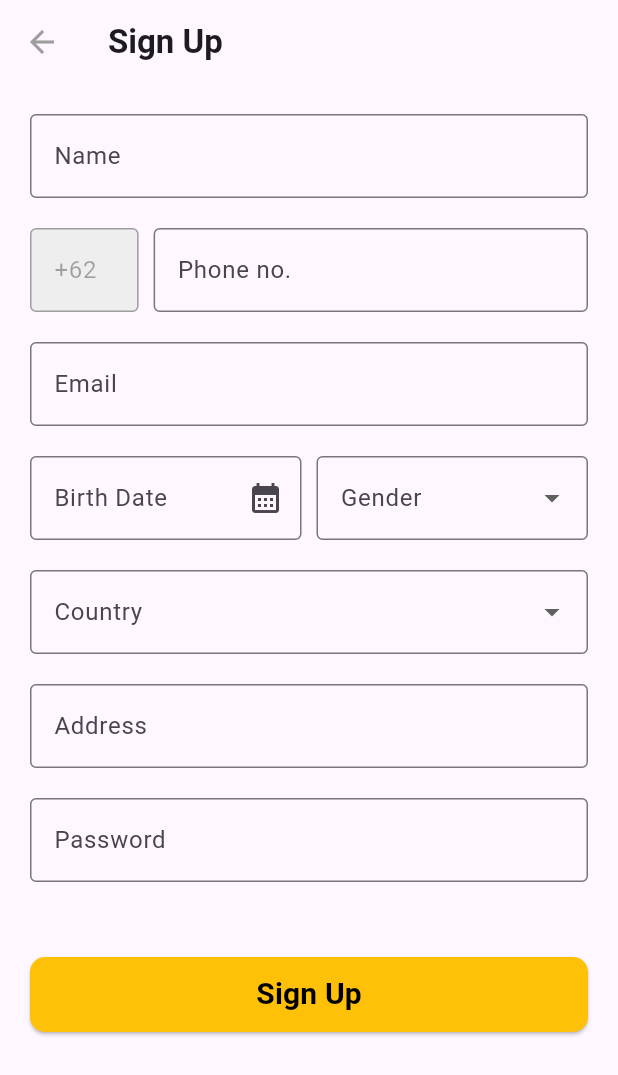
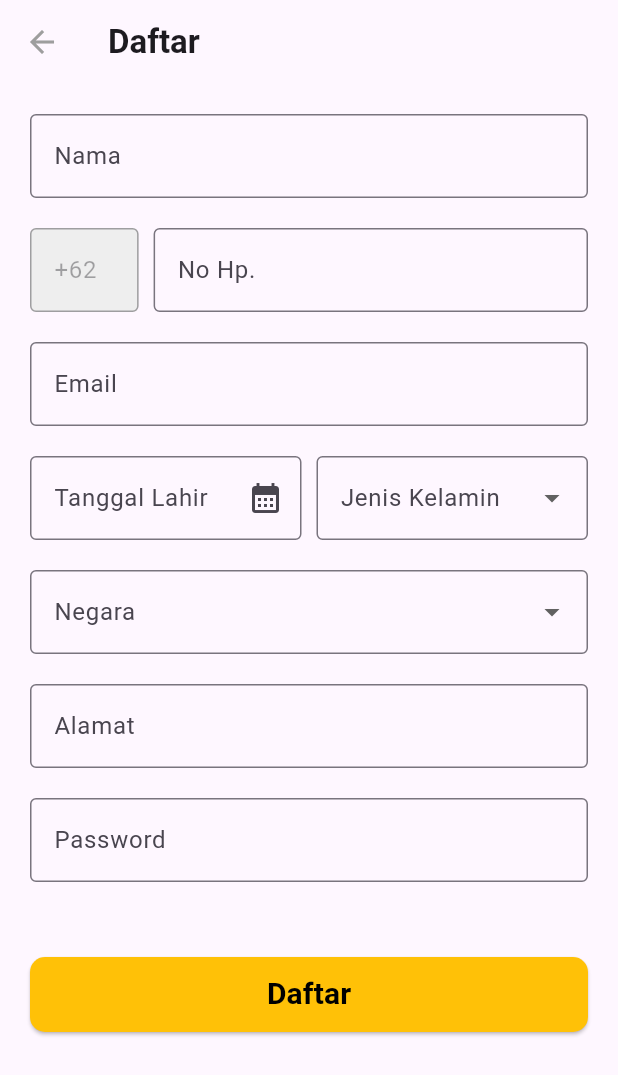
Before and after one commit to asayahandatgr/Sanggar-Bale-Bambu, a Flutter app: the SignUpScreen screen opened directly, on a phone screen of 412 x 824 dp. Shown: the top 1075 px of the screen. Run offline on Flutter 3.47's test engine with Material 3 defaults, Android fonts, the light colour scheme and no system bars; our stand-ins replace shared_preferences; accounts and stored records are empty.

Commit message:
revisian pt2

```diff
--- a/lib/presentation/screen/begin_screen.dart
+++ b/lib/presentation/screen/begin_screen.dart
@@ -49,7 +49,7 @@ class BeginScreen extends StatelessWidget {
                     shadowColor: Colors.grey.withOpacity(0.5),
                   ),
                   child: const Text(
-                    'Sign Up',
+                    'Daftar',
                     style: TextStyle(color: Colors.black),
                   ),
                 ),
@@ -57,7 +57,7 @@ class BeginScreen extends StatelessWidget {
                 RichText(
                   textAlign: TextAlign.center,
                   text: TextSpan(
-                    text: 'Have an account? ',
+                    text: 'Sudah memiliki akun? ',
                     style: const TextStyle(
                       color: Colors.black,
                       fontSize: 16,
--- a/lib/presentation/screen/detail_item_screen.dart
+++ b/lib/presentation/screen/detail_item_screen.dart
@@ -85,7 +85,7 @@ class DetailItemScreen extends StatelessWidget {
                           style: TextStyle(fontSize: 18),
                         ),
                         Text(
-                          'See Review',
+                          'Lihat Ulasan',
                           style: TextStyle(
                             color: Theme.of(context).primaryColor,
                           ),
@@ -101,7 +101,7 @@ class DetailItemScreen extends StatelessWidget {
                     ),
                     const SizedBox(height: 50),
                     const Text(
-                      'Booking',
+                      'Pemesanan',
                       style: TextStyle(
                         fontSize: 26,
                         fontWeight: FontWeight.bold,
--- a/lib/presentation/screen/edit_profile_screen.dart
+++ b/lib/presentation/screen/edit_profile_screen.dart
@@ -84,12 +84,12 @@ class _EditProfileScreenState extends State<EditProfileScreen> {
                             keyboardType: TextInputType.name,
                             textInputAction: TextInputAction.next,
                             decoration: const InputDecoration(
-                              labelText: 'Name',
+                              labelText: 'Nama',
                               border: OutlineInputBorder(),
                             ),
                             validator: (value) {
                               if (value!.isEmpty) {
-                                return 'Name is required';
+                                return 'Name harus di isi!';
                               }
                               return null;
                             },
@@ -105,7 +105,7 @@ class _EditProfileScreenState extends State<EditProfileScreen> {
                             ),
                             validator: (value) {
                               if (value!.isEmpty) {
-                                return 'Email is required';
+                                return 'Email harus di isi !';
                               }
                               return null;
                             },
@@ -121,7 +121,7 @@ class _EditProfileScreenState extends State<EditProfileScreen> {
                             ),
                             validator: (value) {
                               if (value!.isEmpty) {
-                                return 'Password is required';
+                                return 'Password harus di isi!';
                               }
                               return null;
                             },
@@ -130,12 +130,12 @@ class _EditProfileScreenState extends State<EditProfileScreen> {
                           TextFormField(
                             controller: _dateController,
                             decoration: const InputDecoration(
-                              labelText: 'Date of Birth',
+                              labelText: 'Tanggal Lahir',
                               border: OutlineInputBorder(),
                             ),
                             validator: (value) {
                               if (value!.isEmpty) {
-                                return 'Date is required';
+                                return 'Tanggal Lahir harus di isi!';
                               }
                               return null;
                             },
@@ -147,12 +147,12 @@ class _EditProfileScreenState extends State<EditProfileScreen> {
                             controller: _countryController,
                             focusNode: _countryFocusNode,
                             decoration: const InputDecoration(
-                              labelText: 'Country/Region',
+                              labelText: 'Negara/Wilayah',
                               border: OutlineInputBorder(),
                             ),
                             validator: (value) {
                               if (value!.isEmpty) {
-                                return 'Country is required';
+                                return 'Negara harus di isi!';
                               }
                               return null;
                             },
@@ -183,14 +183,14 @@ class _EditProfileScreenState extends State<EditProfileScreen> {
                                 ScaffoldMessenger.of(context).showSnackBar(
                                   SnackBar(
                                     content:
-                                        Text('Please fill the required fields'),
+                                        Text('Silakan isi kolom yang diperlukan'),
                                     duration: Duration(seconds: 2),
                                   ),
                                 );
                               }
                             },
                             child: Text(
-                              'Save Change',
+                              'Simpan Perubahan',
                               style: TextStyle(color: Colors.white),
                             ),
                           ),
@@ -237,7 +237,7 @@ class _EditProfileScreenState extends State<EditProfileScreen> {
 
     ScaffoldMessenger.of(context).showSnackBar(
       SnackBar(
-        content: Text('Form submitted successfully!'),
+        content: Text('Formulir berhasil dikirim!'),
         duration: Duration(seconds: 2),
       ),
     );
--- a/lib/presentation/screen/login_screen.dart
+++ b/lib/presentation/screen/login_screen.dart
@@ -80,7 +80,7 @@ class LoginScreen extends StatelessWidget {
                 ),
                 child: const Center(
                   child: Text(
-                    'Sign In',
+                    'Masuk',
                     style: TextStyle(
                       fontSize: 20,
                       fontWeight: FontWeight.bold,
@@ -91,7 +91,7 @@ class LoginScreen extends StatelessWidget {
               ),
               const SizedBox(height: 30),
               const Text(
-                'Or continue with',
+                'Atau lanjutkan dengan',
                 style: TextStyle(fontSize: 20),
                 textAlign: TextAlign.center,
               ),
@@ -108,14 +108,14 @@ class LoginScreen extends StatelessWidget {
               RichText(
                 textAlign: TextAlign.center,
                 text: TextSpan(
-                  text: 'Don\'t have an account? ',
+                  text: 'Belum memiliki Akun?',
                   style: const TextStyle(
                     color: Colors.black,
                     fontSize: 16,
                   ),
                   children: [
                     TextSpan(
-                      text: 'SignUp',
+                      text: 'Daftar',
                       style: const TextStyle(
                         color: Colors.blue,
                         fontWeight: FontWeight.bold,
--- a/lib/presentation/screen/profile_screen.dart
+++ b/lib/presentation/screen/profile_screen.dart
@@ -161,7 +161,7 @@ class _ProfileScreenState extends State<ProfileScreen>
                             ),
                             onPressed: () {},
                             child: const Text(
-                              'Add Friends',
+                              'Tambahkan Teman',
                               style: TextStyle(color: Colors.white),
                             ),
                           ),
@@ -175,8 +175,8 @@ class _ProfileScreenState extends State<ProfileScreen>
                   indicatorColor: Theme.of(context).primaryColor,
                   controller: _tabController,
                   tabs: <Widget>[
-                    Tab(child: Text('Photos')),
-                    Tab(child: Text('Likes')),
+                    Tab(child: Text('Foto')),
+                    Tab(child: Text('Like')),
                   ],
                 ),
                 const SizedBox(height: 10),
--- a/lib/presentation/screen/sign_up_screen.dart
+++ b/lib/presentation/screen/sign_up_screen.dart
@@ -41,7 +41,7 @@ class _SignUpScreenState extends State<SignUpScreen> {
             ),
           ),
           title: const Text(
-            'Sign Up',
+            'Daftar',
             style: TextStyle(
               fontWeight: FontWeight.bold,
             ),
@@ -61,10 +61,10 @@ class _SignUpScreenState extends State<SignUpScreen> {
                     keyboardType: TextInputType.name,
                     textInputAction: TextInputAction.next,
                     decoration: const InputDecoration(
-                      labelText: 'Name',
+                      labelText: 'Nama',
                       border: OutlineInputBorder(),
                     ),
-                    validator: (value) => _viewmodel.validator(value, 'Name'),
+                    validator: (value) => _viewmodel.validator(value, 'Nama'),
                   ),
                   Row(
                     spacing: 10,
@@ -87,11 +87,11 @@ class _SignUpScreenState extends State<SignUpScreen> {
                           keyboardType: TextInputType.phone,
                           textInputAction: TextInputAction.next,
                           decoration: const InputDecoration(
-                            labelText: 'Phone no.',
+                            labelText: 'No Hp.',
                             border: OutlineInputBorder(),
                           ),
                           validator: (value) =>
-                              _viewmodel.validator(value, 'Phone no.'),
+                              _viewmodel.validator(value, 'No Hp.'),
                         ),
                       ),
                     ],
@@ -113,12 +113,12 @@ class _SignUpScreenState extends State<SignUpScreen> {
                           controller: _birthDateController,
                           readOnly: true,
                           decoration: const InputDecoration(
-                            labelText: 'Birth Date',
+                            labelText: 'Tanggal Lahir',
                             border: OutlineInputBorder(),
                             suffixIcon: Icon(Icons.calendar_month),
                           ),
                           validator: (value) =>
-                              _viewmodel.validator(value, 'Birth Date'),
+                              _viewmodel.validator(value, 'Tanggal Lahir'),
                           onTap: () async {
                             DateTime? pickedDate = await showDatePicker(
                               context: context,
@@ -140,10 +140,10 @@ class _SignUpScreenState extends State<SignUpScreen> {
                         flex: 5,
                         child: DropdownButtonFormField(
                           decoration: const InputDecoration(
-                            labelText: 'Gender',
+                            labelText: 'Jenis Kelamin',
                             border: OutlineInputBorder(),
                           ),
-                          items: ['Male', 'Female']
+                          items: ['Laki-laki', 'Perempuan']
                               .map((gender) => DropdownMenuItem(
                                     value: gender,
                                     child: Text(gender),
@@ -155,14 +155,14 @@ class _SignUpScreenState extends State<SignUpScreen> {
                             });
                           },
                           validator: (value) =>
-                              value == null ? 'Please select a gender' : null,
+                              value == null ? 'Silahkan pilih Jenis Kelamin' : null,
                         ),
                       ),
                     ],
                   ),
                   DropdownButtonFormField(
                     decoration: const InputDecoration(
-                      labelText: 'Country',
+                      labelText: 'Negara',
                       border: OutlineInputBorder(),
                     ),
                     items: [
@@ -183,17 +183,17 @@ class _SignUpScreenState extends State<SignUpScreen> {
                       });
                     },
                     validator: (value) =>
-                        value == null ? 'Please select a country' : null,
+                        value == null ? 'Silahkan pilih Negara' : null,
                   ),
                   TextFormField(
                     keyboardType: TextInputType.streetAddress,
                     textInputAction: TextInputAction.next,
                     decoration: const InputDecoration(
-                      labelText: 'Address',
+                      labelText: 'Alamat',
                       border: OutlineInputBorder(),
                     ),
                     validator: (value) =>
-                        _viewmodel.validator(value, 'Address'),
+                        _viewmodel.validator(value, 'Alamat'),
                   ),
                   TextFormField(
                     focusNode: _passwordFocusNode,
@@ -220,7 +220,7 @@ class _SignUpScreenState extends State<SignUpScreen> {
                         ScaffoldMessenger.of(context).showSnackBar(
                           const SnackBar(
                             content:
-                                Text('Please fill in all the required fields.'),
+                                Text('Harap isi semua kolom yang diperlukan.'),
                           ),
                         );
                       }
@@ -233,7 +233,7 @@ class _SignUpScreenState extends State<SignUpScreen> {
                       ),
                     ),
                     child: const Text(
-                      'Sign Up',
+                      'Daftar',
                       style: TextStyle(
                         color: Colors.black,
                         fontSize: 20,
```
